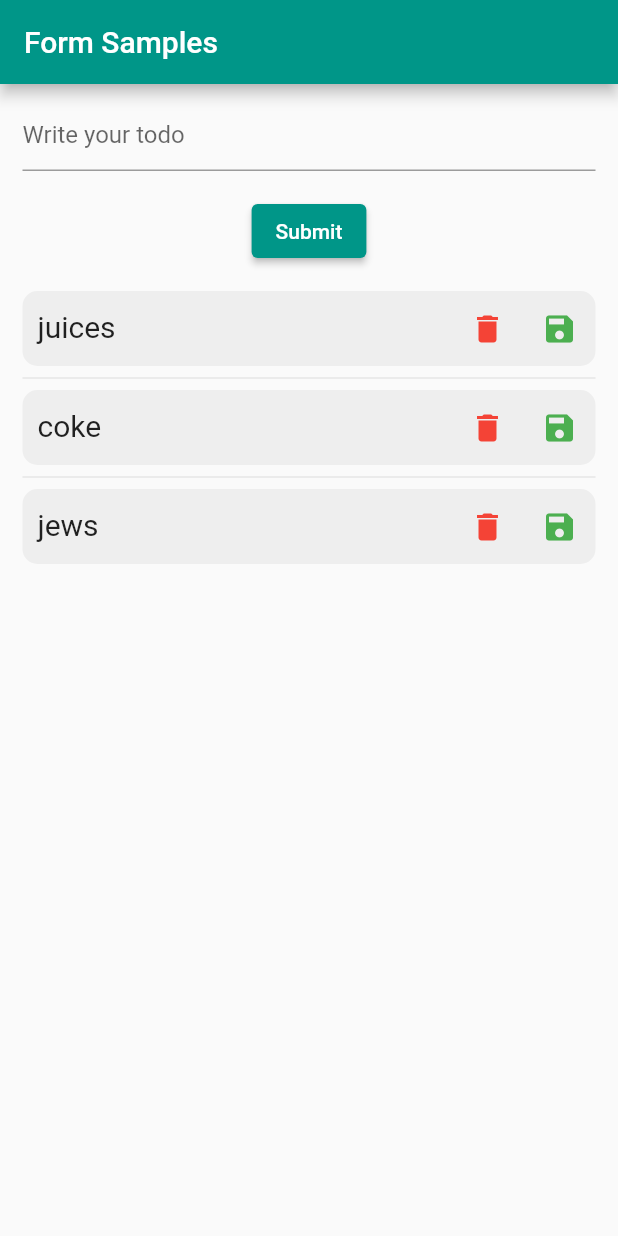
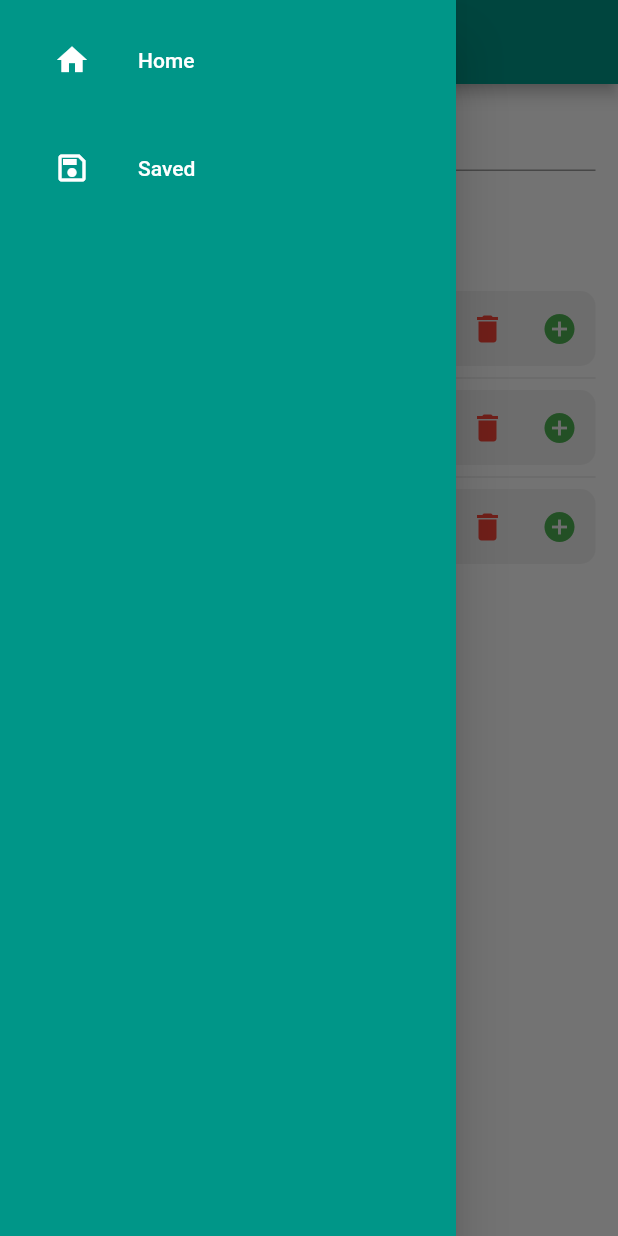
Before and after one commit to kyleowen12345/my-flutter-guide, a Flutter app: the screen it shows after launch, with the side drawer open (before the commit the screen has no drawer), on a phone screen of 412 x 824 dp. Run offline on Flutter 3.47's test engine with Material 2 defaults, Android fonts, the phone set to English and light mode, and no system bars.

Commit message:
with drawer

```diff
--- a/lib/main.dart
+++ b/lib/main.dart
@@ -2,7 +2,7 @@ import 'package:flutter/material.dart';
 import 'package:provider/provider.dart';
 import 'package:wordpaircrap/src/providers/list_provider.dart';
 import 'package:wordpaircrap/src/screens/home_screen.dart';
-
+import 'package:wordpaircrap/src/screens/completed_list.dart';
 void main() {
   runApp(
     MultiProvider(
@@ -12,7 +12,9 @@ void main() {
           ),
       ],
       child:const MyApp(),
-    ),);
+    ),
+
+    );
 }
 
 class MyApp extends StatelessWidget {
@@ -24,7 +26,11 @@ class MyApp extends StatelessWidget {
     return  MaterialApp(
       title: 'Startup Name Generator',
       theme: ThemeData(primarySwatch: Colors.teal),
-      home:const HomePage()
+      initialRoute: '/',
+      routes: {
+        '/': (context) => const HomePage(),
+        '/completedtodos':(context) => const CompletedTodoInList(),
+      },
     );
   }
 }
--- a/lib/src/providers/list_provider.dart
+++ b/lib/src/providers/list_provider.dart
@@ -18,14 +18,8 @@ class Lists with ChangeNotifier {
 
   void updateTodoInAList(Map<String, Object> list) {
    int todoIndex = _todos.indexWhere((element) => element == list);
-   _todos[todoIndex] = {..._todos[todoIndex],'completed':true};
+   _todos[todoIndex] = {..._todos[todoIndex],'completed':list['completed'] == false ? true : false  };
+  //  print(!_todos[todoIndex]['completed']);
     notifyListeners();
   }
-
-
-
-  // void reset() {
-  //   _count = 0;
-  //   notifyListeners();
-  // }
 }
--- a/lib/src/screens/home_screen.dart
+++ b/lib/src/screens/home_screen.dart
@@ -3,6 +3,7 @@ import 'package:provider/provider.dart';
 import 'package:wordpaircrap/src/providers/list_provider.dart';
 import 'package:wordpaircrap/src/widgets/todo_lists.dart';
 import 'package:wordpaircrap/src/widgets/form.dart';
+import 'package:wordpaircrap/src/widgets/navigation_drawer.dart';
 
 
 class HomePage extends StatefulWidget {
@@ -19,20 +20,20 @@ final List<Map<String, Object>> todos =  [{'name':'juices','completed':false},{'
 
   @override
   Widget build(BuildContext context) {
-    print(context.watch<Lists>().todos);
     var container = Container(
         margin:const EdgeInsets.symmetric(vertical: 10.0,horizontal: 15.0),
         child: Column(
-          children:const [
-             MyForm(),
-            TodoList()
+          children: [
+            const MyForm(),
+            TodoList(todos:context.watch<Lists>().todos)
 
           ]
         ),
       );
     return Scaffold(
+      drawer:const NavbarDrawer(),
       appBar: AppBar(
-        title: const Text('Form Samples'),
+        title: const Text('Todo List'),
       ),
       body: container
 
--- /dev/null
+++ b/lib/src/widgets/navigation_drawer.dart
@@ -0,0 +1,125 @@
+import 'package:flutter/material.dart';
+
+
+class NavbarDrawer extends StatelessWidget {
+  const NavbarDrawer({ Key? key }) : super(key: key);
+
+  @override
+  Widget build(BuildContext context) {
+    return Drawer(
+      child: Material(
+        color:  Colors.teal,
+        child: ListView(
+          children: [
+            Container(
+              padding: const EdgeInsets.symmetric(horizontal: 20),
+              child: Column(
+                  children: [
+                  const SizedBox(height: 12),
+                  // buildSearchField(),
+                  // const SizedBox(height: 24),
+                  buildMenuItem(
+                    text: 'Home',
+                    icon: Icons.home,
+                    onClicked: () {
+                      Navigator.pushNamed(context, '/');
+                    },
+                  ),
+                  const SizedBox(height: 16),
+                  buildMenuItem(
+                    text: 'Saved ',
+                    icon: Icons.save_outlined,
+                    onClicked: () {
+                      Navigator.pushNamed(context, '/completedtodos');
+                    },
+                  ),
+                  // const SizedBox(height: 16),
+                  // buildMenuItem(
+                  //   text: 'Workflow',
+                  //   icon: Icons.workspaces_outline,
+                  //   onClicked: () {},
+                  // ),
+                  // const SizedBox(height: 16),
+                  // buildMenuItem(
+                  //   text: 'Updates',
+                  //   icon: Icons.update,
+                  //   onClicked: () {},
+                  // ),
+                  // const SizedBox(height: 24),
+                  // const Divider(color: Colors.white70),
+                  // const SizedBox(height: 24),
+                  // buildMenuItem(
+                  //   text: 'Plugins',
+                  //   icon: Icons.account_tree_outlined,
+                  //   onClicked: () {},
+                  // ),
+                  // const SizedBox(height: 16),
+                  // buildMenuItem(
+                  //   text: 'Notifications',
+                  //   icon: Icons.notifications_outlined,
+                  //   onClicked: () {},
+                  // ),
+                  ],
+              )
+              )
+          ]
+          ),
+        ),
+    );
+  }
+   Widget buildMenuItem({
+    required String text,
+    required IconData icon,
+    VoidCallback? onClicked,
+  }) {
+    final color = Colors.white;
+    final hoverColor = Colors.white70;
+
+    return ListTile(
+      leading: Icon(icon, color: color),
+      title: Text(text, style: TextStyle(color: color)),
+      hoverColor: hoverColor,
+      onTap: onClicked,
+    );
+  }
+
+   Widget buildSearchField() {
+    final color = Colors.white;
+
+    return TextField(
+      style: TextStyle(color: color),
+      decoration: InputDecoration(
+        contentPadding:const EdgeInsets.symmetric(horizontal: 20, vertical: 15),
+        hintText: 'Search',
+        hintStyle: TextStyle(color: color),
+        prefixIcon: Icon(Icons.search, color: color),
+        filled: true,
+        fillColor: Colors.white12,
+        enabledBorder: OutlineInputBorder(
+          borderRadius: BorderRadius.circular(5),
+          borderSide: BorderSide(color: color.withOpacity(0.7)),
+        ),
+        focusedBorder: OutlineInputBorder(
+          borderRadius: BorderRadius.circular(5),
+          borderSide: BorderSide(color: color.withOpacity(0.7)),
+        ),
+      ),
+    );
+  }
+  // void selectedItem(BuildContext context, int index) {
+  //   Navigator.of(context).pop();
+
+  //   switch (index) {
+  //     case 0:
+  //       Navigator.of(context).push(MaterialPageRoute(
+  //         builder: (context) => PeoplePage(),
+  //       ));
+  //       break;
+  //     case 1:
+  //       Navigator.of(context).push(MaterialPageRoute(
+  //         builder: (context) => FavouritesPage(),
+  //       ));
+  //       break;
+  //   }
+  // }
+}
--- a/lib/src/widgets/todo_lists.dart
+++ b/lib/src/widgets/todo_lists.dart
@@ -3,8 +3,8 @@ import 'package:provider/provider.dart';
 import 'package:wordpaircrap/src/providers/list_provider.dart';
 
 class TodoList extends StatefulWidget {
-
-  const  TodoList({Key? key,    }) : super(key: key);
+  final List<Map<String, Object>> todos;
+  const  TodoList({Key? key, required this.todos   }) : super(key: key);
 
   @override
   _TodoListState createState() => _TodoListState();
@@ -15,7 +15,6 @@ class _TodoListState extends State<TodoList> {
 
   @override
   Widget build(BuildContext context) {
-
     return Expanded(
               child: ListView.separated(
               itemBuilder: (BuildContext context, int index) {
@@ -33,12 +32,13 @@ class _TodoListState extends State<TodoList> {
                           Container(
                             constraints:const BoxConstraints(maxWidth: 100),
                             child: Text(
-                              context.watch<Lists>().todos[index]["name"].toString(),
+                              widget.todos[index]["name"].toString(),
                               overflow: TextOverflow.ellipsis,
                               maxLines: 1,
                               softWrap: false,
-                              style:const TextStyle(
-                                 fontSize:20
+                              style: TextStyle(
+                                 fontSize:20,
+                                 decoration: widget.todos[index]["completed"] == true ? TextDecoration.lineThrough : TextDecoration.none
                               ),
                               ),
                           ),
@@ -65,9 +65,17 @@ class _TodoListState extends State<TodoList> {
 
                                     // });
                                     context.read<Lists>().updateTodoInAList(Provider.of<Lists>(context,listen: false).todos[index]);
+
+                                    ScaffoldMessenger.of(context).showSnackBar(
+                                      SnackBar(
+                                          action: SnackBarAction(label:widget.todos[index]["completed"] == true ? 'Saved' : 'Unsaved', onPressed: (){}),
+                                          content: Text(widget.todos[index]["name"].toString() )
+                                    )
+                                    );
+
                                   },
-                                  icon:const Icon(
-                                    Icons.save,
+                                  icon: Icon(
+                                   widget.todos[index]["completed"] == false ? Icons.add_circle : Icons.undo_outlined,
                                     color:Colors.green
                                   ),
                                   padding:const EdgeInsets.fromLTRB(0, 13.0, 0, 0),
@@ -79,7 +87,7 @@ class _TodoListState extends State<TodoList> {
                     ]),
                 );
               },
-              itemCount: context.watch<Lists>().todos.length,
+              itemCount: widget.todos.length,
               separatorBuilder: (BuildContext context, int index) => const Divider(),
             )
             );
```
Also changed, not shown: lib/src/screens/completed_list.dart (added, +33 -0 lines).
